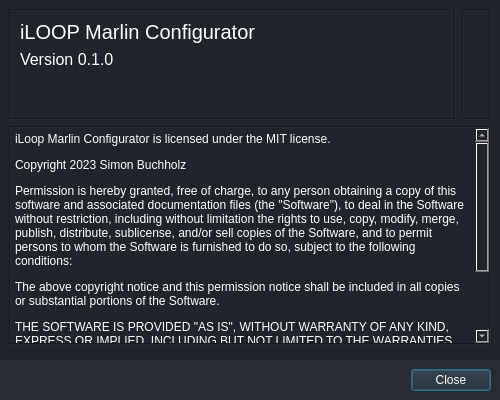
This is AboutDialog.ui in SimonBuxx/iloop-marlin-configurator as Qt 5 draws it before an edit. The edited form follows.
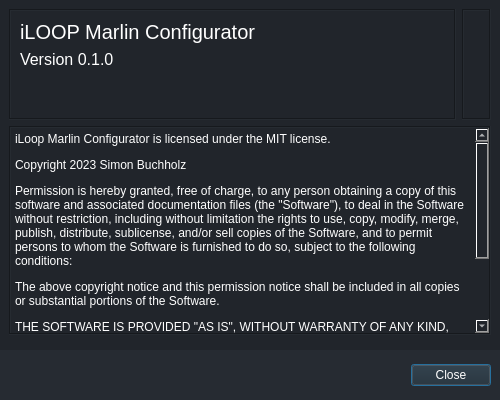
This is the edited form. Icons and pictures are not drawn.

Diff of the .ui file:
```diff
--- a/AboutDialog.ui
+++ b/AboutDialog.ui
@@ -51,6 +51,24 @@
    </property>
    <item row="4" column="0">
     <widget class="QFrame" name="frame">
+     <property name="sizePolicy">
+      <sizepolicy hsizetype="Preferred" vsizetype="Fixed">
+       <horstretch>0</horstretch>
+       <verstretch>0</verstretch>
+      </sizepolicy>
+     </property>
+     <property name="minimumSize">
+      <size>
+       <width>0</width>
+       <height>50</height>
+      </size>
+     </property>
+     <property name="maximumSize">
+      <size>
+       <width>16777215</width>
+       <height>50</height>
+      </size>
+     </property>
      <property name="styleSheet">
       <string notr="true">QFrame {
 	background: rgb(38, 43, 50);
@@ -65,6 +83,12 @@
      <layout class="QHBoxLayout" name="horizontalLayout">
       <item>
        <widget class="QDialogButtonBox" name="buttonBox">
+        <property name="sizePolicy">
+         <sizepolicy hsizetype="Expanding" vsizetype="Preferred">
+          <horstretch>0</horstretch>
+          <verstretch>0</verstretch>
+         </sizepolicy>
+        </property>
         <property name="orientation">
          <enum>Qt::Horizontal</enum>
         </property>
```
